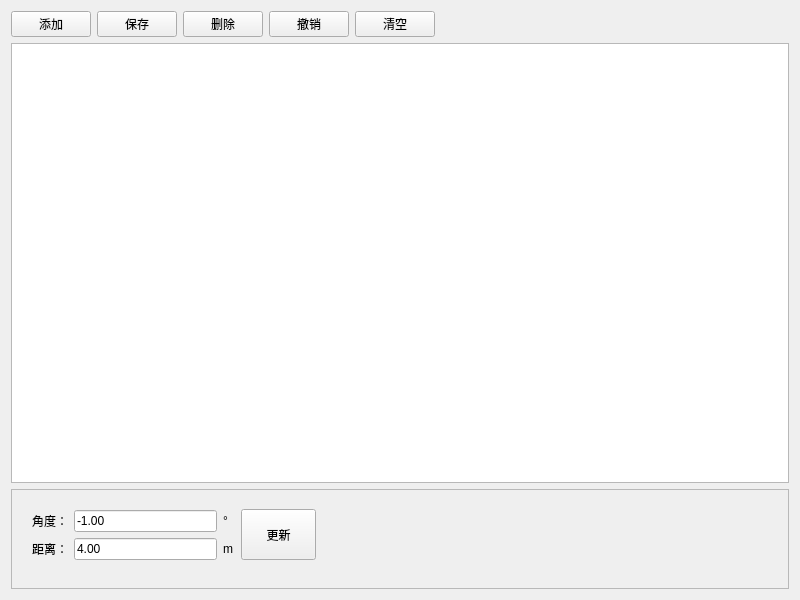
Qt form src/app/view/businessform/demarcationdelegate.ui (nealwang123/template2) before a commit.
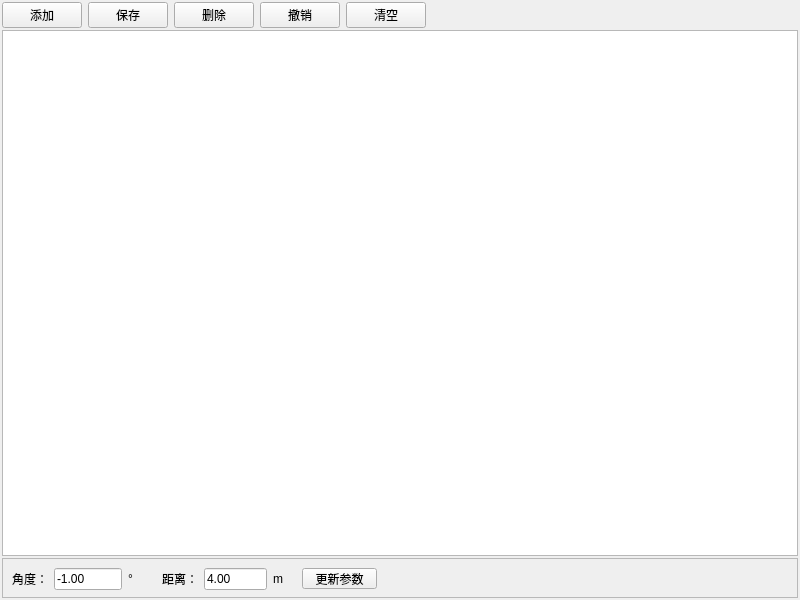
The same form after that commit. Icons and pictures are not drawn.

Commit message: V1.1.5 安装标定功能合并到统一APP中; 添加sqltablemodel 子类，重写data函数实现pass、fail字体变色; 待更新内容： 1：标定功能 2：算法参数读写，需要导入参数表

The edit to the form file:
```diff
--- a/src/app/view/businessform/demarcationdelegate.ui
+++ b/src/app/view/businessform/demarcationdelegate.ui
@@ -14,6 +14,21 @@
    <string>Form</string>
   </property>
   <layout class="QVBoxLayout" name="verticalLayout_4">
+   <property name="spacing">
+    <number>2</number>
+   </property>
+   <property name="leftMargin">
+    <number>2</number>
+   </property>
+   <property name="topMargin">
+    <number>2</number>
+   </property>
+   <property name="rightMargin">
+    <number>2</number>
+   </property>
+   <property name="bottomMargin">
+    <number>2</number>
+   </property>
    <item>
     <widget class="QWidget" name="widgetTop" native="true">
      <layout class="QHBoxLayout" name="horizontalLayout_4">
@@ -168,7 +183,7 @@
      <property name="minimumSize">
       <size>
        <width>0</width>
-       <height>100</height>
+       <height>40</height>
       </size>
      </property>
      <property name="frameShape">
@@ -180,29 +195,27 @@
      <widget class="QPushButton" name="pushButton">
       <property name="geometry">
        <rect>
-        <x>230</x>
-        <y>20</y>
+        <x>300</x>
+        <y>10</y>
         <width>75</width>
-        <height>51</height>
+        <height>21</height>
        </rect>
       </property>
       <property name="text">
-       <string>更新</string>
+       <string>更新参数</string>
       </property>
      </widget>
-     <widget class="QWidget" name="layoutWidget">
+     <widget class="QWidget" name="">
       <property name="geometry">
        <rect>
-        <x>21</x>
-        <y>21</y>
-        <width>201</width>
-        <height>50</height>
+        <x>10</x>
+        <y>10</y>
+        <width>121</width>
+        <height>22</height>
        </rect>
       </property>
       <layout class="QHBoxLayout" name="horizontalLayout">
        <item>
-        <layout class="QVBoxLayout" name="verticalLayout">
-         <item>
           <widget class="QLabel" name="label">
            <property name="text">
             <string>角度：</string>
@@ -210,17 +223,6 @@
           </widget>
          </item>
          <item>
-          <widget class="QLabel" name="label_2">
-           <property name="text">
-            <string>距离：</string>
-           </property>
-          </widget>
-         </item>
-        </layout>
-       </item>
-       <item>
-        <layout class="QVBoxLayout" name="verticalLayout_2">
-         <item>
           <widget class="QLineEdit" name="lineEdit">
            <property name="toolTip">
             <string>-3,3</string>
@@ -231,6 +233,32 @@
           </widget>
          </item>
          <item>
+        <widget class="QLabel" name="label_3">
+         <property name="text">
+          <string>°</string>
+         </property>
+        </widget>
+       </item>
+      </layout>
+     </widget>
+     <widget class="QWidget" name="">
+      <property name="geometry">
+       <rect>
+        <x>160</x>
+        <y>10</y>
+        <width>121</width>
+        <height>22</height>
+       </rect>
+      </property>
+      <layout class="QHBoxLayout" name="horizontalLayout_2">
+       <item>
+        <widget class="QLabel" name="label_2">
+         <property name="text">
+          <string>距离：</string>
+         </property>
+        </widget>
+       </item>
+       <item>
           <widget class="QLineEdit" name="lineEdit_2">
            <property name="toolTip">
             <string>2,4.2</string>
@@ -240,25 +268,12 @@
            </property>
           </widget>
          </item>
-        </layout>
-       </item>
-       <item>
-        <layout class="QVBoxLayout" name="verticalLayout_3">
-         <item>
-          <widget class="QLabel" name="label_3">
-           <property name="text">
-            <string>°</string>
-           </property>
-          </widget>
-         </item>
          <item>
           <widget class="QLabel" name="label_4">
            <property name="text">
             <string>m</string>
            </property>
           </widget>
-         </item>
-        </layout>
        </item>
       </layout>
      </widget>
```
Lines whose indentation alone changed are shown as unchanged. The commit also changes 20 other files.
